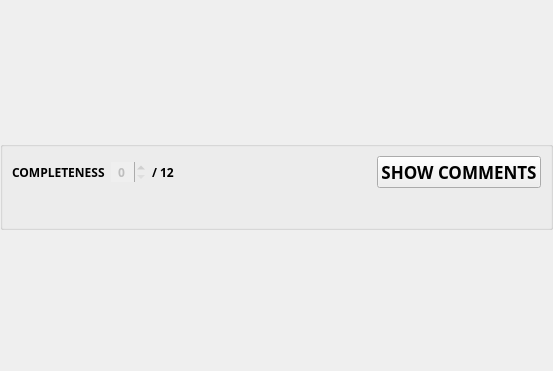
Before: the Qt Designer form TurboGrade/ui/criteriongradecard.ui in wassgha/TurboGrade, drawn with Qt 5.
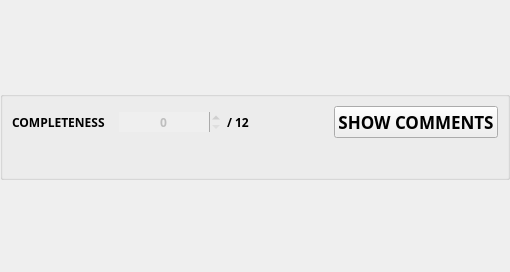
After: the same form once the commit is applied.

What changed in the file:
```diff
--- a/TurboGrade/ui/criteriongradecard.ui
+++ b/TurboGrade/ui/criteriongradecard.ui
@@ -6,10 +6,16 @@
    <rect>
     <x>0</x>
     <y>0</y>
-    <width>553</width>
-    <height>371</height>
+    <width>510</width>
+    <height>272</height>
    </rect>
   </property>
+  <property name="sizePolicy">
+   <sizepolicy hsizetype="Preferred" vsizetype="Preferred">
+    <horstretch>0</horstretch>
+    <verstretch>0</verstretch>
+   </sizepolicy>
+  </property>
   <property name="font">
    <font>
     <weight>75</weight>
@@ -148,9 +154,12 @@
           <property name="orientation">
            <enum>Qt::Horizontal</enum>
           </property>
+          <property name="sizeType">
+           <enum>QSizePolicy::Preferred</enum>
+          </property>
           <property name="sizeHint" stdset="0">
            <size>
-            <width>40</width>
+            <width>0</width>
             <height>20</height>
            </size>
           </property>
@@ -180,6 +189,12 @@
       </item>
       <item>
        <widget class="QWidget" name="comments_container" native="true">
+        <property name="sizePolicy">
+         <sizepolicy hsizetype="Preferred" vsizetype="Preferred">
+          <horstretch>0</horstretch>
+          <verstretch>0</verstretch>
+         </sizepolicy>
+        </property>
         <layout class="QVBoxLayout" name="comments_container_layout">
          <property name="leftMargin">
           <number>12</number>
```
